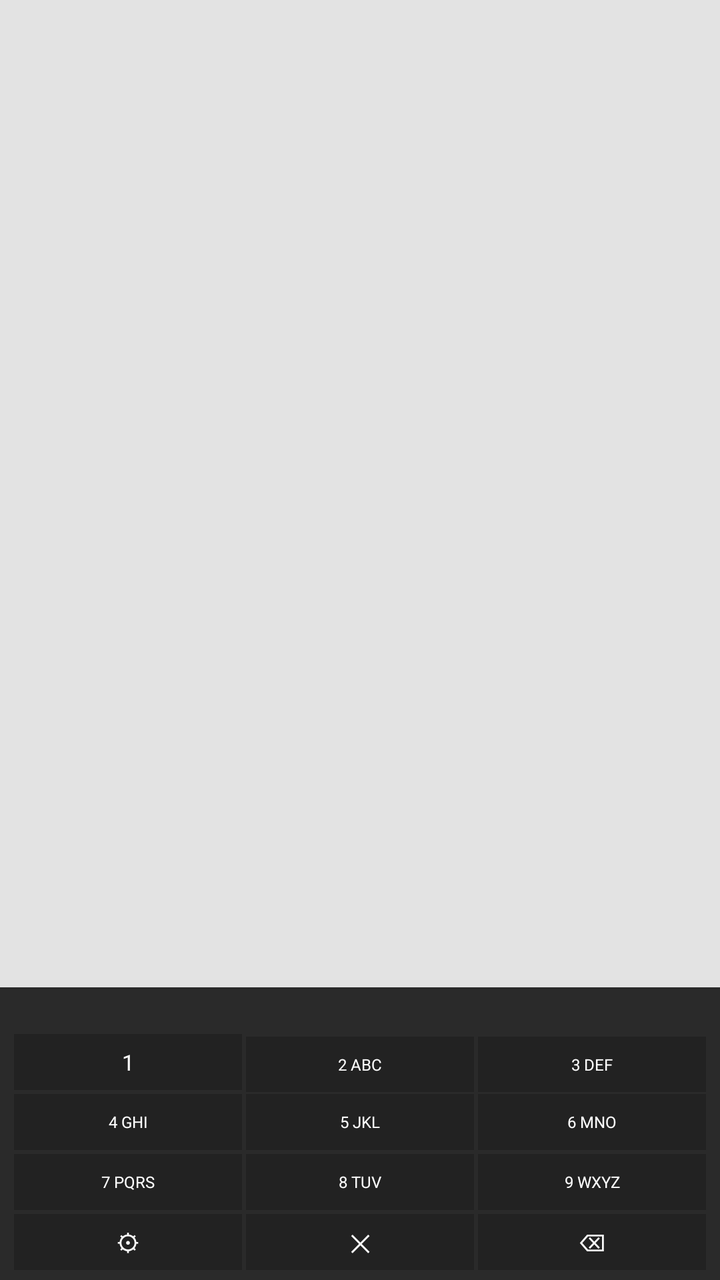
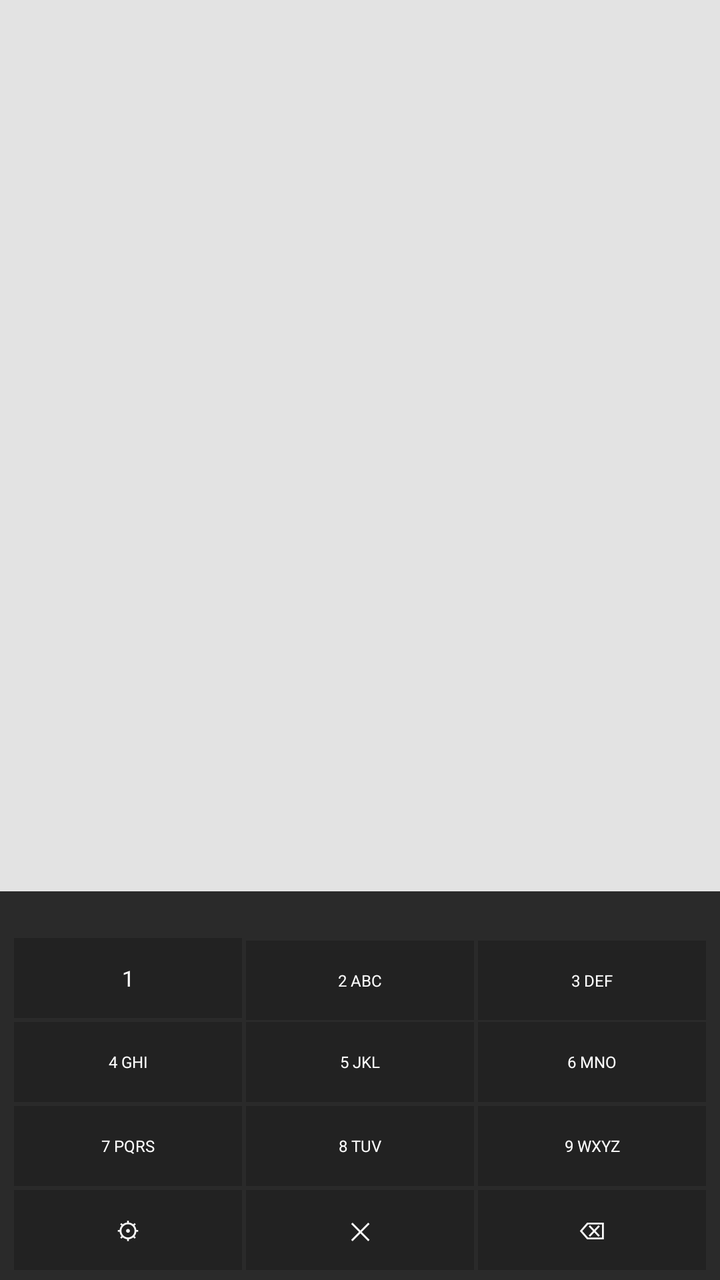

Two renders of the same Android screen: before a commit and after it. Below are the layout's source before the change and the commit's diff.
<!-- AndroidManifest.xml: application theme android:Theme.Material.Light.NoActionBar -->
<!-- res/layout/widget_t9_4col_2row.xml -->
<?xml version="1.0" encoding="utf-8"?>
<LinearLayout xmlns:android="http://schemas.android.com/apk/res/android"
    android:id="@+id/widget_root"
    android:layout_width="match_parent"
    android:layout_height="match_parent"
    android:orientation="vertical"
    android:background="#18000000">

    <LinearLayout
        android:layout_width="match_parent"
        android:layout_height="0dp"
        android:layout_weight="1"
        android:orientation="vertical"
        android:paddingHorizontal="2dp"
        android:paddingVertical="2dp">

        <LinearLayout
            android:layout_width="match_parent"
            android:layout_height="0dp"
            android:layout_weight="1"
            android:orientation="horizontal"
            android:gravity="center">

            <LinearLayout android:id="@+id/app_slot_0"
                android:layout_width="0dp" android:layout_height="match_parent"
                android:layout_weight="1" android:orientation="vertical"
                android:gravity="center" android:padding="1dp">
                <ImageView android:id="@+id/app_icon_0" android:layout_width="36dp" android:layout_height="36dp" android:scaleType="centerCrop" android:visibility="gone" />
                <TextView android:id="@+id/app_label_0" android:layout_width="wrap_content" android:layout_height="wrap_content" android:textColor="#FFF" android:textSize="8sp" android:maxLines="1" android:visibility="gone" />
            </LinearLayout>

            <LinearLayout android:id="@+id/app_slot_1"
                android:layout_width="0dp" android:layout_height="match_parent"
                android:layout_weight="1" android:orientation="vertical"
                android:gravity="center" android:padding="1dp">
                <ImageView android:id="@+id/app_icon_1" android:layout_width="36dp" android:layout_height="36dp" android:scaleType="centerCrop" android:visibility="gone" />
                <TextView android:id="@+id/app_label_1" android:layout_width="wrap_content" android:layout_height="wrap_content" android:textColor="#FFF" android:textSize="8sp" android:maxLines="1" android:visibility="gone" />
            </LinearLayout>

            <LinearLayout android:id="@+id/app_slot_2"
                android:layout_width="0dp" android:layout_height="match_parent"
                android:layout_weight="1" android:orientation="vertical"
                android:gravity="center" android:padding="1dp">
                <ImageView android:id="@+id/app_icon_2" android:layout_width="36dp" android:layout_height="36dp" android:scaleType="centerCrop" android:visibility="gone" />
                <TextView android:id="@+id/app_label_2" android:layout_width="wrap_content" android:layout_height="wrap_content" android:textColor="#FFF" android:textSize="8sp" android:maxLines="1" android:visibility="gone" />
            </LinearLayout>

            <LinearLayout android:id="@+id/app_slot_3"
                android:layout_width="0dp" android:layout_height="match_parent"
                android:layout_weight="1" android:orientation="vertical"
                android:gravity="center" android:padding="1dp">
                <ImageView android:id="@+id/app_icon_3" android:layout_width="36dp" android:layout_height="36dp" android:scaleType="centerCrop" android:visibility="gone" />
                <TextView android:id="@+id/app_label_3" android:layout_width="wrap_content" android:layout_height="wrap_content" android:textColor="#FFF" android:textSize="8sp" android:maxLines="1" android:visibility="gone" />
            </LinearLayout>

        </LinearLayout>

        <LinearLayout
            android:layout_width="match_parent"
            android:layout_height="0dp"
            android:layout_weight="1"
            android:orientation="horizontal"
            android:gravity="center">

            <LinearLayout android:id="@+id/app_slot_4"
                android:layout_width="0dp" android:layout_height="match_parent"
                android:layout_weight="1" android:orientation="vertical"
                android:gravity="center" android:padding="1dp">
                <ImageView android:id="@+id/app_icon_4" android:layout_width="36dp" android:layout_height="36dp" android:scaleType="centerCrop" android:visibility="gone" />
                <TextView android:id="@+id/app_label_4" android:layout_width="wrap_content" android:layout_height="wrap_content" android:textColor="#FFF" android:textSize="8sp" android:maxLines="1" android:visibility="gone" />
            </LinearLayout>

            <LinearLayout android:id="@+id/app_slot_5"
                android:layout_width="0dp" android:layout_height="match_parent"
                android:layout_weight="1" android:orientation="vertical"
                android:gravity="center" android:padding="1dp">
                <ImageView android:id="@+id/app_icon_5" android:layout_width="36dp" android:layout_height="36dp" android:scaleType="centerCrop" android:visibility="gone" />
                <TextView android:id="@+id/app_label_5" android:layout_width="wrap_content" android:layout_height="wrap_content" android:textColor="#FFF" android:textSize="8sp" android:maxLines="1" android:visibility="gone" />
            </LinearLayout>

            <LinearLayout android:id="@+id/app_slot_6"
                android:layout_width="0dp" android:layout_height="match_parent"
                android:layout_weight="1" android:orientation="vertical"
                android:gravity="center" android:padding="1dp">
                <ImageView android:id="@+id/app_icon_6" android:layout_width="36dp" android:layout_height="36dp" android:scaleType="centerCrop" android:visibility="gone" />
                <TextView android:id="@+id/app_label_6" android:layout_width="wrap_content" android:layout_height="wrap_content" android:textColor="#FFF" android:textSize="8sp" android:maxLines="1" android:visibility="gone" />
            </LinearLayout>

            <LinearLayout android:id="@+id/app_slot_7"
                android:layout_width="0dp" android:layout_height="match_parent"
                android:layout_weight="1" android:orientation="vertical"
                android:gravity="center" android:padding="1dp">
                <ImageView android:id="@+id/app_icon_7" android:layout_width="36dp" android:layout_height="36dp" android:scaleType="centerCrop" android:visibility="gone" />
                <TextView android:id="@+id/app_label_7" android:layout_width="wrap_content" android:layout_height="wrap_content" android:textColor="#FFF" android:textSize="8sp" android:maxLines="1" android:visibility="gone" />
            </LinearLayout>

        </LinearLayout>

    </LinearLayout>

    <LinearLayout
        android:layout_width="match_parent"
        android:layout_height="wrap_content"
        android:orientation="vertical"
        android:background="#2A2A2A"
        android:paddingHorizontal="6dp"
        android:paddingVertical="4dp">

        <TextView android:id="@+id/widget_input_display" android:layout_width="match_parent" android:layout_height="wrap_content" android:text=" " android:textColor="#999" android:textSize="12sp" android:gravity="end" android:singleLine="true" android:layout_marginBottom="2dp" />
        <TextView android:id="@+id/widget_no_match" android:layout_width="match_parent" android:layout_height="wrap_content" android:text="" android:textColor="#666" android:textSize="11sp" android:gravity="center" android:singleLine="true" android:visibility="gone" android:layout_marginBottom="2dp" />

        <LinearLayout android:layout_width="match_parent" android:layout_height="wrap_content" android:orientation="vertical">
            <LinearLayout android:layout_width="match_parent" android:layout_height="wrap_content" android:orientation="horizontal">
                <TextView android:id="@+id/btn_1" android:layout_width="0dp" android:layout_height="28dp" android:layout_weight="1" android:layout_margin="1dp" android:text="1" android:textColor="#FFF" android:textSize="11sp" android:gravity="center" android:background="#222222" />
                <TextView android:id="@+id/btn_2" android:layout_width="0dp" android:layout_height="28dp" android:layout_weight="1" android:layout_margin="1dp" android:text="2 ABC" android:textColor="#FFF" android:textSize="8sp" android:gravity="center" android:background="#222222" />
                <TextView android:id="@+id/btn_3" android:layout_width="0dp" android:layout_height="28dp" android:layout_weight="1" android:layout_margin="1dp" android:text="3 DEF" android:textColor="#FFF" android:textSize="8sp" android:gravity="center" android:background="#222222" />
            </LinearLayout>
            <LinearLayout android:layout_width="match_parent" android:layout_height="wrap_content" android:orientation="horizontal">
                <TextView android:id="@+id/btn_4" android:layout_width="0dp" android:layout_height="28dp" android:layout_weight="1" android:layout_margin="1dp" android:text="4 GHI" android:textColor="#FFF" android:textSize="8sp" android:gravity="center" android:background="#222222" />
                <TextView android:id="@+id/btn_5" android:layout_width="0dp" android:layout_height="28dp" android:layout_weight="1" android:layout_margin="1dp" android:text="5 JKL" android:textColor="#FFF" android:textSize="8sp" android:gravity="center" android:background="#222222" />
                <TextView android:id="@+id/btn_6" android:layout_width="0dp" android:layout_height="28dp" android:layout_weight="1" android:layout_margin="1dp" android:text="6 MNO" android:textColor="#FFF" android:textSize="8sp" android:gravity="center" android:background="#222222" />
            </LinearLayout>
            <LinearLayout android:layout_width="match_parent" android:layout_height="wrap_content" android:orientation="horizontal">
                <TextView android:id="@+id/btn_7" android:layout_width="0dp" android:layout_height="28dp" android:layout_weight="1" android:layout_margin="1dp" android:text="7 PQRS" android:textColor="#FFF" android:textSize="8sp" android:gravity="center" android:background="#222222" />
                <TextView android:id="@+id/btn_8" android:layout_width="0dp" android:layout_height="28dp" android:layout_weight="1" android:layout_margin="1dp" android:text="8 TUV" android:textColor="#FFF" android:textSize="8sp" android:gravity="center" android:background="#222222" />
                <TextView android:id="@+id/btn_9" android:layout_width="0dp" android:layout_height="28dp" android:layout_weight="1" android:layout_margin="1dp" android:text="9 WXYZ" android:textColor="#FFF" android:textSize="8sp" android:gravity="center" android:background="#222222" />
            </LinearLayout>
            <LinearLayout android:layout_width="match_parent" android:layout_height="wrap_content" android:orientation="horizontal">
                <TextView android:id="@+id/btn_settings" android:layout_width="0dp" android:layout_height="28dp" android:layout_weight="1" android:layout_margin="1dp" android:text="⚙" android:textColor="#FFF" android:textSize="12sp" android:gravity="center" android:background="#222222" />
                <TextView android:id="@+id/btn_clr" android:layout_width="0dp" android:layout_height="28dp" android:layout_weight="1" android:layout_margin="1dp" android:text="✕" android:textColor="#FFF" android:textSize="12sp" android:gravity="center" android:background="#222222" />
                <TextView android:id="@+id/btn_del" android:layout_width="0dp" android:layout_height="28dp" android:layout_weight="1" android:layout_margin="1dp" android:text="⌫" android:textColor="#FFF" android:textSize="12sp" android:gravity="center" android:background="#222222" />
            </LinearLayout>
        </LinearLayout>

    </LinearLayout>

</LinearLayout>
<!-- resources referenced by this layout -->
<resources>

</resources>

<!-- the commit's change to res/layout/widget_t9_4col_2row.xml (unified diff, before → after) -->
@@ -25,7 +25,7 @@
                 android:layout_width="0dp" android:layout_height="match_parent"
                 android:layout_weight="1" android:orientation="vertical"
                 android:gravity="center" android:padding="1dp">
-                <ImageView android:id="@+id/app_icon_0" android:layout_width="36dp" android:layout_height="36dp" android:scaleType="centerCrop" android:visibility="gone" />
+                <ImageView android:id="@+id/app_icon_0" android:layout_width="36dp" android:layout_height="40dp" android:scaleType="centerCrop" android:visibility="gone" />
                 <TextView android:id="@+id/app_label_0" android:layout_width="wrap_content" android:layout_height="wrap_content" android:textColor="#FFF" android:textSize="8sp" android:maxLines="1" android:visibility="gone" />
             </LinearLayout>
 
@@ -33,7 +33,7 @@
                 android:layout_width="0dp" android:layout_height="match_parent"
                 android:layout_weight="1" android:orientation="vertical"
                 android:gravity="center" android:padding="1dp">
-                <ImageView android:id="@+id/app_icon_1" android:layout_width="36dp" android:layout_height="36dp" android:scaleType="centerCrop" android:visibility="gone" />
+                <ImageView android:id="@+id/app_icon_1" android:layout_width="36dp" android:layout_height="40dp" android:scaleType="centerCrop" android:visibility="gone" />
                 <TextView android:id="@+id/app_label_1" android:layout_width="wrap_content" android:layout_height="wrap_content" android:textColor="#FFF" android:textSize="8sp" android:maxLines="1" android:visibility="gone" />
             </LinearLayout>
 
@@ -41,7 +41,7 @@
                 android:layout_width="0dp" android:layout_height="match_parent"
                 android:layout_weight="1" android:orientation="vertical"
                 android:gravity="center" android:padding="1dp">
-                <ImageView android:id="@+id/app_icon_2" android:layout_width="36dp" android:layout_height="36dp" android:scaleType="centerCrop" android:visibility="gone" />
+                <ImageView android:id="@+id/app_icon_2" android:layout_width="36dp" android:layout_height="40dp" android:scaleType="centerCrop" android:visibility="gone" />
                 <TextView android:id="@+id/app_label_2" android:layout_width="wrap_content" android:layout_height="wrap_content" android:textColor="#FFF" android:textSize="8sp" android:maxLines="1" android:visibility="gone" />
             </LinearLayout>
 
@@ -49,7 +49,7 @@
                 android:layout_width="0dp" android:layout_height="match_parent"
                 android:layout_weight="1" android:orientation="vertical"
                 android:gravity="center" android:padding="1dp">
-                <ImageView android:id="@+id/app_icon_3" android:layout_width="36dp" android:layout_height="36dp" android:scaleType="centerCrop" android:visibility="gone" />
+                <ImageView android:id="@+id/app_icon_3" android:layout_width="36dp" android:layout_height="40dp" android:scaleType="centerCrop" android:visibility="gone" />
                 <TextView android:id="@+id/app_label_3" android:layout_width="wrap_content" android:layout_height="wrap_content" android:textColor="#FFF" android:textSize="8sp" android:maxLines="1" android:visibility="gone" />
             </LinearLayout>
 
@@ -66,7 +66,7 @@
                 android:layout_width="0dp" android:layout_height="match_parent"
                 android:layout_weight="1" android:orientation="vertical"
                 android:gravity="center" android:padding="1dp">
-                <ImageView android:id="@+id/app_icon_4" android:layout_width="36dp" android:layout_height="36dp" android:scaleType="centerCrop" android:visibility="gone" />
+                <ImageView android:id="@+id/app_icon_4" android:layout_width="36dp" android:layout_height="40dp" android:scaleType="centerCrop" android:visibility="gone" />
                 <TextView android:id="@+id/app_label_4" android:layout_width="wrap_content" android:layout_height="wrap_content" android:textColor="#FFF" android:textSize="8sp" android:maxLines="1" android:visibility="gone" />
             </LinearLayout>
 
@@ -74,7 +74,7 @@
                 android:layout_width="0dp" android:layout_height="match_parent"
                 android:layout_weight="1" android:orientation="vertical"
                 android:gravity="center" android:padding="1dp">
-                <ImageView android:id="@+id/app_icon_5" android:layout_width="36dp" android:layout_height="36dp" android:scaleType="centerCrop" android:visibility="gone" />
+                <ImageView android:id="@+id/app_icon_5" android:layout_width="36dp" android:layout_height="40dp" android:scaleType="centerCrop" android:visibility="gone" />
                 <TextView android:id="@+id/app_label_5" android:layout_width="wrap_content" android:layout_height="wrap_content" android:textColor="#FFF" android:textSize="8sp" android:maxLines="1" android:visibility="gone" />
             </LinearLayout>
 
@@ -82,7 +82,7 @@
                 android:layout_width="0dp" android:layout_height="match_parent"
                 android:layout_weight="1" android:orientation="vertical"
                 android:gravity="center" android:padding="1dp">
-                <ImageView android:id="@+id/app_icon_6" android:layout_width="36dp" android:layout_height="36dp" android:scaleType="centerCrop" android:visibility="gone" />
+                <ImageView android:id="@+id/app_icon_6" android:layout_width="36dp" android:layout_height="40dp" android:scaleType="centerCrop" android:visibility="gone" />
                 <TextView android:id="@+id/app_label_6" android:layout_width="wrap_content" android:layout_height="wrap_content" android:textColor="#FFF" android:textSize="8sp" android:maxLines="1" android:visibility="gone" />
             </LinearLayout>
 
@@ -90,7 +90,7 @@
                 android:layout_width="0dp" android:layout_height="match_parent"
                 android:layout_weight="1" android:orientation="vertical"
                 android:gravity="center" android:padding="1dp">
-                <ImageView android:id="@+id/app_icon_7" android:layout_width="36dp" android:layout_height="36dp" android:scaleType="centerCrop" android:visibility="gone" />
+                <ImageView android:id="@+id/app_icon_7" android:layout_width="36dp" android:layout_height="40dp" android:scaleType="centerCrop" android:visibility="gone" />
                 <TextView android:id="@+id/app_label_7" android:layout_width="wrap_content" android:layout_height="wrap_content" android:textColor="#FFF" android:textSize="8sp" android:maxLines="1" android:visibility="gone" />
             </LinearLayout>
 
@@ -111,24 +111,24 @@
 
         <LinearLayout android:layout_width="match_parent" android:layout_height="wrap_content" android:orientation="vertical">
             <LinearLayout android:layout_width="match_parent" android:layout_height="wrap_content" android:orientation="horizontal">
-                <TextView android:id="@+id/btn_1" android:layout_width="0dp" android:layout_height="28dp" android:layout_weight="1" android:layout_margin="1dp" android:text="1" android:textColor="#FFF" android:textSize="11sp" android:gravity="center" android:background="#222222" />
-                <TextView android:id="@+id/btn_2" android:layout_width="0dp" android:layout_height="28dp" android:layout_weight="1" android:layout_margin="1dp" android:text="2 ABC" android:textColor="#FFF" android:textSize="8sp" android:gravity="center" android:background="#222222" />
-                <TextView android:id="@+id/btn_3" android:layout_width="0dp" android:layout_height="28dp" android:layout_weight="1" android:layout_margin="1dp" android:text="3 DEF" android:textColor="#FFF" android:textSize="8sp" android:gravity="center" android:background="#222222" />
+                <TextView android:id="@+id/btn_1" android:layout_width="0dp" android:layout_height="40dp" android:layout_weight="1" android:layout_margin="1dp" android:text="1" android:textColor="#FFF" android:textSize="11sp" android:gravity="center" android:background="#222222" />
+                <TextView android:id="@+id/btn_2" android:layout_width="0dp" android:layout_height="40dp" android:layout_weight="1" android:layout_margin="1dp" android:text="2 ABC" android:textColor="#FFF" android:textSize="8sp" android:gravity="center" android:background="#222222" />
+                <TextView android:id="@+id/btn_3" android:layout_width="0dp" android:layout_height="40dp" android:layout_weight="1" android:layout_margin="1dp" android:text="3 DEF" android:textColor="#FFF" android:textSize="8sp" android:gravity="center" android:background="#222222" />
             </LinearLayout>
             <LinearLayout android:layout_width="match_parent" android:layout_height="wrap_content" android:orientation="horizontal">
-                <TextView android:id="@+id/btn_4" android:layout_width="0dp" android:layout_height="28dp" android:layout_weight="1" android:layout_margin="1dp" android:text="4 GHI" android:textColor="#FFF" android:textSize="8sp" android:gravity="center" android:background="#222222" />
-                <TextView android:id="@+id/btn_5" android:layout_width="0dp" android:layout_height="28dp" android:layout_weight="1" android:layout_margin="1dp" android:text="5 JKL" android:textColor="#FFF" android:textSize="8sp" android:gravity="center" android:background="#222222" />
-                <TextView android:id="@+id/btn_6" android:layout_width="0dp" android:layout_height="28dp" android:layout_weight="1" android:layout_margin="1dp" android:text="6 MNO" android:textColor="#FFF" android:textSize="8sp" android:gravity="center" android:background="#222222" />
+                <TextView android:id="@+id/btn_4" android:layout_width="0dp" android:layout_height="40dp" android:layout_weight="1" android:layout_margin="1dp" android:text="4 GHI" android:textColor="#FFF" android:textSize="8sp" android:gravity="center" android:background="#222222" />
+                <TextView android:id="@+id/btn_5" android:layout_width="0dp" android:layout_height="40dp" android:layout_weight="1" android:layout_margin="1dp" android:text="5 JKL" android:textColor="#FFF" android:textSize="8sp" android:gravity="center" android:background="#222222" />
+                <TextView android:id="@+id/btn_6" android:layout_width="0dp" android:layout_height="40dp" android:layout_weight="1" android:layout_margin="1dp" android:text="6 MNO" android:textColor="#FFF" android:textSize="8sp" android:gravity="center" android:background="#222222" />
             </LinearLayout>
             <LinearLayout android:layout_width="match_parent" android:layout_height="wrap_content" android:orientation="horizontal">
-                <TextView android:id="@+id/btn_7" android:layout_width="0dp" android:layout_height="28dp" android:layout_weight="1" android:layout_margin="1dp" android:text="7 PQRS" android:textColor="#FFF" android:textSize="8sp" android:gravity="center" android:background="#222222" />
-                <TextView android:id="@+id/btn_8" android:layout_width="0dp" android:layout_height="28dp" android:layout_weight="1" android:layout_margin="1dp" android:text="8 TUV" android:textColor="#FFF" android:textSize="8sp" android:gravity="center" android:background="#222222" />
-                <TextView android:id="@+id/btn_9" android:layout_width="0dp" android:layout_height="28dp" android:layout_weight="1" android:layout_margin="1dp" android:text="9 WXYZ" android:textColor="#FFF" android:textSize="8sp" android:gravity="center" android:background="#222222" />
+                <TextView android:id="@+id/btn_7" android:layout_width="0dp" android:layout_height="40dp" android:layout_weight="1" android:layout_margin="1dp" android:text="7 PQRS" android:textColor="#FFF" android:textSize="8sp" android:gravity="center" android:background="#222222" />
+                <TextView android:id="@+id/btn_8" android:layout_width="0dp" android:layout_height="40dp" android:layout_weight="1" android:layout_margin="1dp" android:text="8 TUV" android:textColor="#FFF" android:textSize="8sp" android:gravity="center" android:background="#222222" />
+                <TextView android:id="@+id/btn_9" android:layout_width="0dp" android:layout_height="40dp" android:layout_weight="1" android:layout_margin="1dp" android:text="9 WXYZ" android:textColor="#FFF" android:textSize="8sp" android:gravity="center" android:background="#222222" />
             </LinearLayout>
             <LinearLayout android:layout_width="match_parent" android:layout_height="wrap_content" android:orientation="horizontal">
-                <TextView android:id="@+id/btn_settings" android:layout_width="0dp" android:layout_height="28dp" android:layout_weight="1" android:layout_margin="1dp" android:text="⚙" android:textColor="#FFF" android:textSize="12sp" android:gravity="center" android:background="#222222" />
-                <TextView android:id="@+id/btn_clr" android:layout_width="0dp" android:layout_height="28dp" android:layout_weight="1" android:layout_margin="1dp" android:text="✕" android:textColor="#FFF" android:textSize="12sp" android:gravity="center" android:background="#222222" />
-                <TextView android:id="@+id/btn_del" android:layout_width="0dp" android:layout_height="28dp" android:layout_weight="1" android:layout_margin="1dp" android:text="⌫" android:textColor="#FFF" android:textSize="12sp" android:gravity="center" android:background="#222222" />
+                <TextView android:id="@+id/btn_settings" android:layout_width="0dp" android:layout_height="40dp" android:layout_weight="1" android:layout_margin="1dp" android:text="⚙" android:textColor="#FFF" android:textSize="12sp" android:gravity="center" android:background="#222222" />
+                <TextView android:id="@+id/btn_clr" android:layout_width="0dp" android:layout_height="40dp" android:layout_weight="1" android:layout_margin="1dp" android:text="✕" android:textColor="#FFF" android:textSize="12sp" android:gravity="center" android:background="#222222" />
+                <TextView android:id="@+id/btn_del" android:layout_width="0dp" android:layout_height="40dp" android:layout_weight="1" android:layout_margin="1dp" android:text="⌫" android:textColor="#FFF" android:textSize="12sp" android:gravity="center" android:background="#222222" />
             </LinearLayout>
         </LinearLayout>
 
